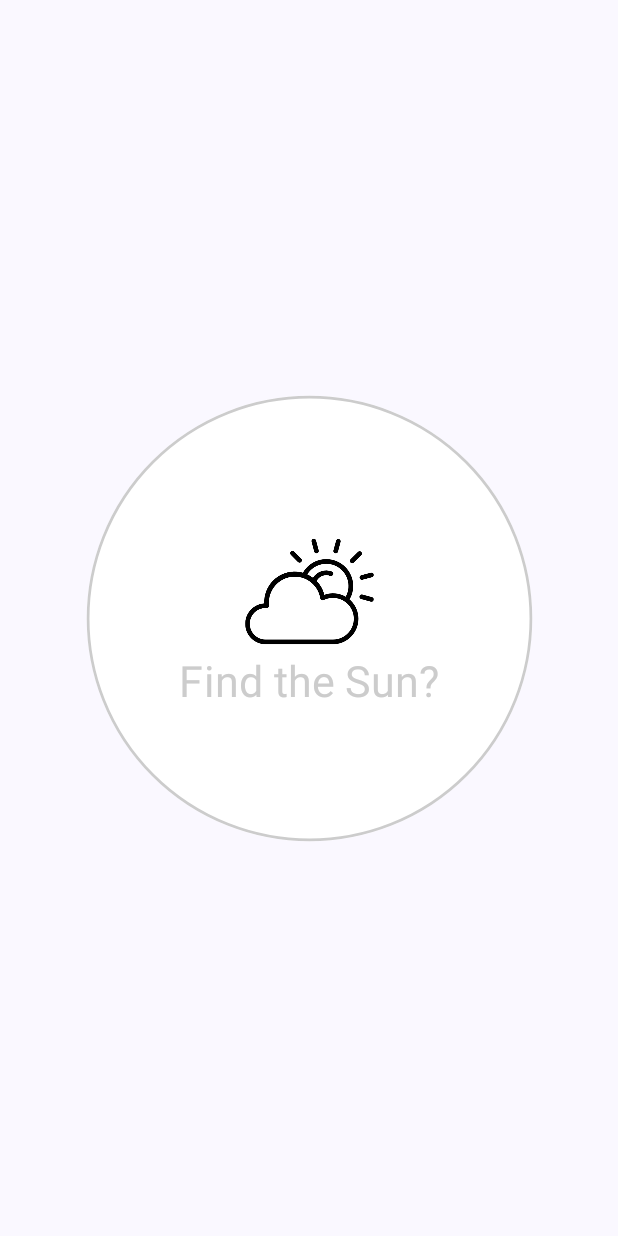
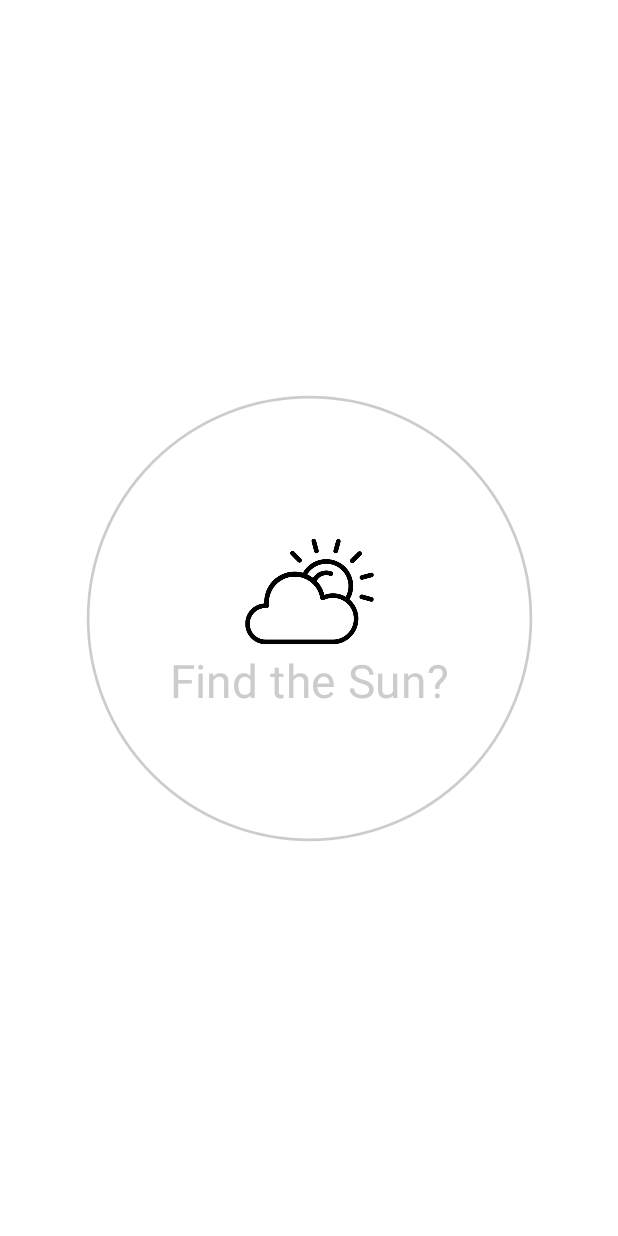
Before and after one commit to newnavneet/JetWeatherForecast, an Android app built with Jetpack Compose: the composable WeatherApp shown on its own in the app's theme, on a phone screen of 412 x 824 dp. Run offline under Robolectric (Android 15) with nearby library versions, the phone set to English and light mode, and no system bars; our stand-ins replace Dagger/Hilt's generated code.

Commit message:
Changes in main Screen

```diff
--- a/app/src/main/java/com/example/jetweatherforecast/MainActivity.kt
+++ b/app/src/main/java/com/example/jetweatherforecast/MainActivity.kt
@@ -6,10 +6,8 @@ import androidx.activity.compose.setContent
 import androidx.compose.foundation.layout.Arrangement
 import androidx.compose.foundation.layout.Column
 import androidx.compose.foundation.layout.fillMaxSize
-import androidx.compose.foundation.layout.fillMaxWidth
-import androidx.compose.material3.MaterialTheme
-import androidx.compose.material3.Surface
-import androidx.compose.material3.Text
+import androidx.compose.material.MaterialTheme
+import androidx.compose.material.Surface
 import androidx.compose.runtime.Composable
 import androidx.compose.ui.Alignment
 import androidx.compose.ui.Modifier
@@ -33,7 +31,7 @@ class MainActivity : ComponentActivity() {
 fun WeatherApp() {
     JetWeatherForecastTheme {
 
-        Surface(color = MaterialTheme.colorScheme.background,
+        Surface(color = MaterialTheme.colors.background,
              modifier = Modifier.fillMaxSize()) {
             Column(verticalArrangement = Arrangement.Center,
                 horizontalAlignment = Alignment.CenterHorizontally) {
--- a/app/src/main/java/com/example/jetweatherforecast/screens/spalsh/WeatherSplashScreen.kt
+++ b/app/src/main/java/com/example/jetweatherforecast/screens/spalsh/WeatherSplashScreen.kt
@@ -10,9 +10,10 @@ import androidx.compose.foundation.layout.Column
 import androidx.compose.foundation.layout.padding
 import androidx.compose.foundation.layout.size
 import androidx.compose.foundation.shape.CircleShape
-import androidx.compose.material3.MaterialTheme
-import androidx.compose.material3.Surface
-import androidx.compose.material3.Text
+import androidx.compose.material.MaterialTheme
+import androidx.compose.material.Surface
+import androidx.compose.material.Text
+
 import androidx.compose.runtime.Composable
 import androidx.compose.runtime.LaunchedEffect
 import androidx.compose.runtime.remember
@@ -67,7 +68,7 @@ fun WeatherSplashScreen(navController: NavController){
                 contentScale = ContentScale.Fit,
                 modifier = Modifier.size(95.dp))
             Text(text = "Find the Sun?",
-              style = MaterialTheme.typography.headlineLarge,
+              style = MaterialTheme.typography.h4,
             color = Color.LightGray)
 
         }
```
Also changed, not shown: app/src/main/java/com/example/jetweatherforecast/screens/main/MainScreen.kt (+62 -1 lines).
